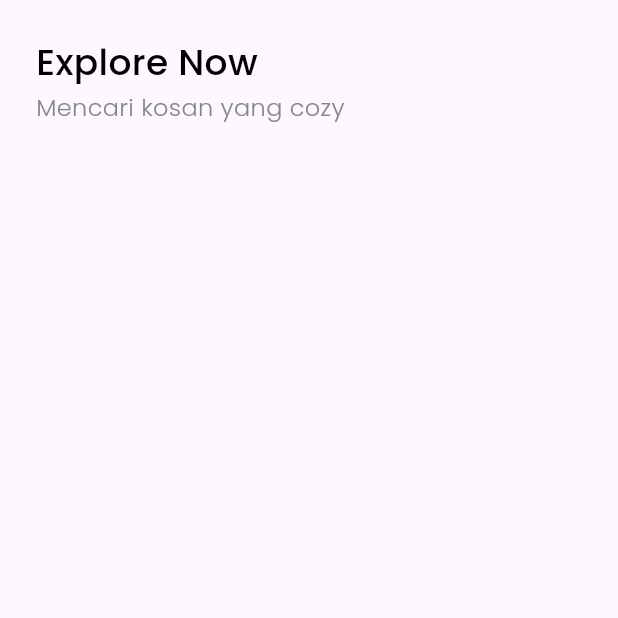
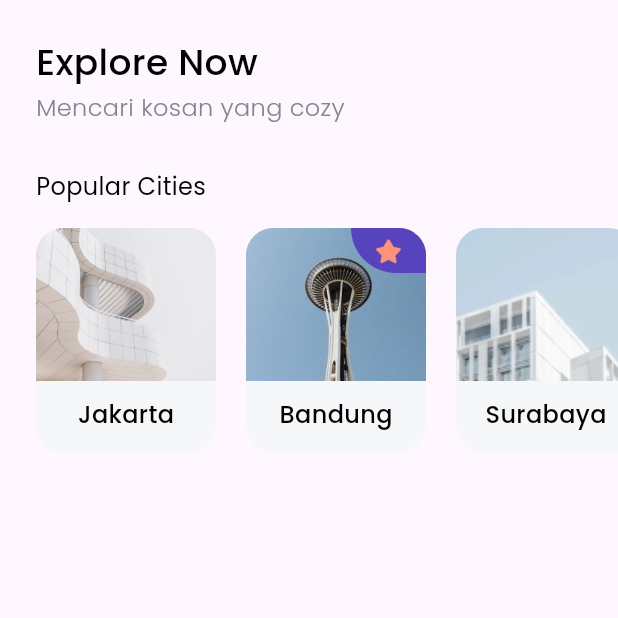
Before and after one commit to prasetyodidi/flutter-find-house-app, a Flutter app: the HomePage screen opened directly, on a phone screen of 412 x 824 dp, the top half of it. Run offline on Flutter 3.47's test engine with Material 3 defaults, Android fonts, the phone set to English and light mode, and no system bars; our stand-ins replace google_fonts.

Commit message:
feat: home page popular cities

```diff
--- /dev/null
+++ b/lib/models/city.dart
@@ -0,0 +1,8 @@
+class City {
+  int id;
+  String name;
+  String imageUrl;
+  bool isPopular;
+
+  City(this.id, this.name, this.imageUrl, this.isPopular);
+}
--- a/lib/pages/home_page.dart
+++ b/lib/pages/home_page.dart
@@ -1,4 +1,6 @@
+import 'package:bwa_cozy/models/city.dart';
 import 'package:bwa_cozy/theme.dart';
+import 'package:bwa_cozy/widgets/city_card.dart';
 import 'package:flutter/material.dart';
 
 class HomePage extends StatelessWidget {
@@ -12,6 +14,7 @@ class HomePage extends StatelessWidget {
               ),
               child: ListView(
                 children: [
+                  // NOTE: TITLE/HEADER
                   Padding(
                       padding: EdgeInsets.only(left: edge),
                       child: Text('Explore Now',
@@ -22,6 +25,35 @@ class HomePage extends StatelessWidget {
                       child: Text('Mencari kosan yang cozy',
                           style: greyTextStyle.copyWith(fontSize: 16))),
                   SizedBox(height: 30),
+                  // NOTE: POPULAR CITIES
+                  Padding(
+                      padding: EdgeInsets.only(left: edge),
+                      child: Text('Popular Cities',
+                          style: regularTextStyle.copyWith(fontSize: 16))),
+                  SizedBox(height: 16),
+                  Container(
+                      height: 150,
+                      child:
+                          ListView(
+                            scrollDirection: Axis.horizontal,
+                            children: [
+                              SizedBox(width: 24),
+                              CityCard(
+                                City(1, 'Jakarta', 'assets/city1.png', false)
+                              ),
+                              SizedBox(width: 20),
+                              CityCard(
+                                City(2, 'Bandung', 'assets/city2.png', true)
+                              ),
+                              SizedBox(width: 20),
+                              CityCard(
+                                City(3, 'Surabaya', 'assets/city3.png', false)
+                              ),
+                              SizedBox(width: 24),
+                            ]
+                      )
+                      ),
+                  // NOTE: RECOMMENDED SPACES
                 ],
               ))),
     );
--- a/lib/theme.dart
+++ b/lib/theme.dart
@@ -27,4 +27,9 @@ TextStyle purpleTextStyle = GoogleFonts.poppins(
   color: purpleColor,
 );
 
+TextStyle regularTextStyle = GoogleFonts.poppins(
+  fontWeight: FontWeight.w400, // normal or regular
+  color: blackColor,
+);
+
 double edge = 24;
--- /dev/null
+++ b/lib/widgets/city_card.dart
@@ -0,0 +1,50 @@
+import 'package:bwa_cozy/models/city.dart';
+import 'package:bwa_cozy/theme.dart';
+import 'package:flutter/cupertino.dart';
+import 'package:flutter/material.dart';
+import 'package:flutter/widgets.dart';
+
+class CityCard extends StatelessWidget {
+  final City city;
+
+  CityCard(this.city);
+
+  @override
+  Widget build(BuildContext context) {
+    return ClipRRect(
+      borderRadius: BorderRadius.circular(18),
+      child: Container(
+        height: 150,
+        width: 120,
+        color: Color(0xffF6F7F8),
+        child: Column(
+          children: [
+            Stack(children: [
+              Image.asset(
+                city.imageUrl,
+                width: 120,
+                height: 102,
+                fit: BoxFit.cover,
+              ),
+              city.isPopular ? Align(
+                  alignment: Alignment.topRight,
+                  child: Container(
+                    width: 50,
+                    height: 30,
+                    decoration: BoxDecoration(
+                        color: purpleColor,
+                        borderRadius:
+                            BorderRadius.only(bottomLeft: Radius.circular(36))),
+                    child: Center(
+                        child: Image.asset('assets/Icon_star_solid.png',
+                            width: 22, height: 22)),
+                  )) : Container()
+            ]),
+            SizedBox(height: 11),
+            Text(city.name, style: blackTextStyle.copyWith(fontSize: 16))
+          ],
+        ),
+      ),
+    );
+  }
+}
```
